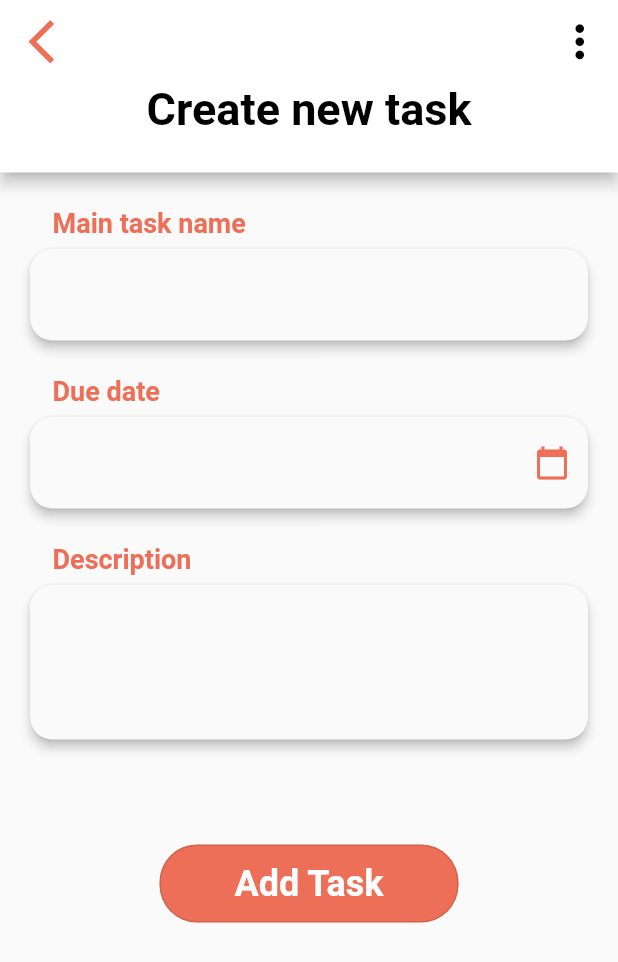
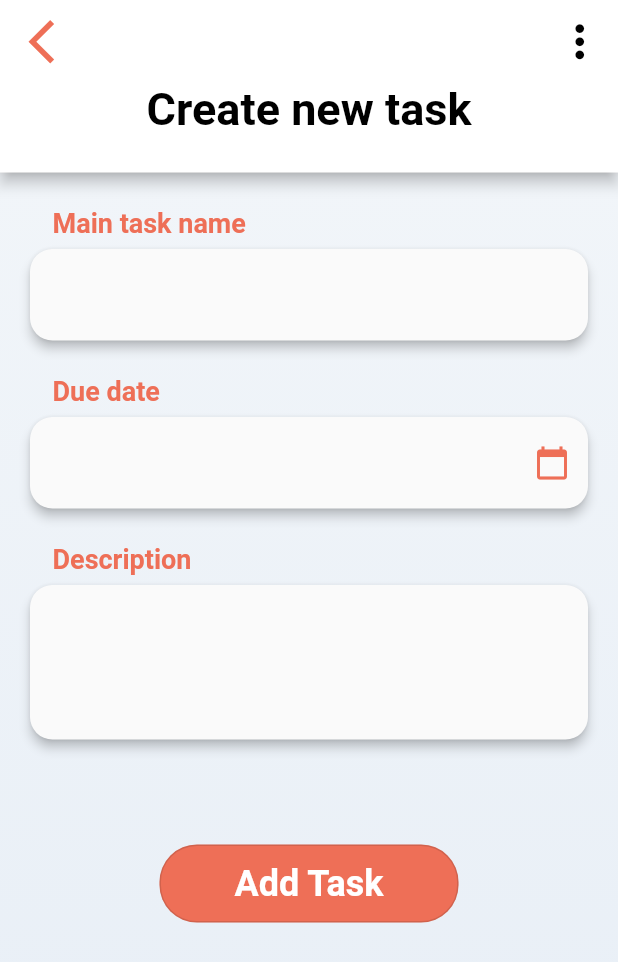
Before and after one commit to duressa-feyissa/2023-project-phase-mobile-tasks, a Flutter app: the screen it shows after launch, on a phone screen of 412 x 824 dp. Shown: the top 962 px of the screen. Run offline on Flutter 3.47's test engine with Material 2 defaults, Android fonts, the light colour scheme and no system bars.

Commit message:
add screen shot

```diff
--- a/on-boarding/add_task/lib/featute/presentation/screens/add_task.dart
+++ b/on-boarding/add_task/lib/featute/presentation/screens/add_task.dart
@@ -43,7 +43,19 @@ class AddTask extends StatelessWidget {
           ),
         ),
       ),
-      body: const NewTask(),
+      body: Container(
+          height: double.infinity,
+          decoration: const BoxDecoration(
+            gradient: LinearGradient(
+              colors: [
+                Color.fromARGB(255, 241, 245, 249),
+                Color.fromARGB(255, 231, 238, 246)
+              ],
+              begin: Alignment.topCenter,
+              end: Alignment.bottomCenter,
+            ),
+          ),
+          child: const NewTask()),
     );
   }
 }
```
Also changed, not shown: on-boarding/add_task/Screenshot from 2023-08-04 19-49-48.png (added), on-boarding/add_task/Screenshot from 2023-08-04 20-05-08.png (added).
